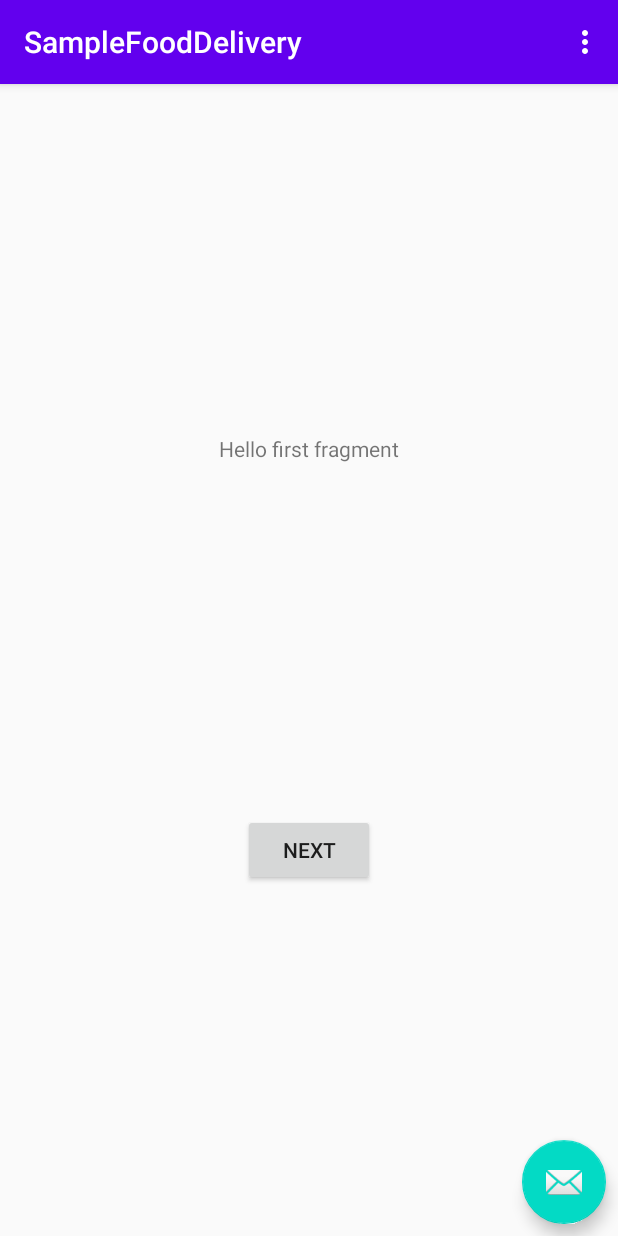
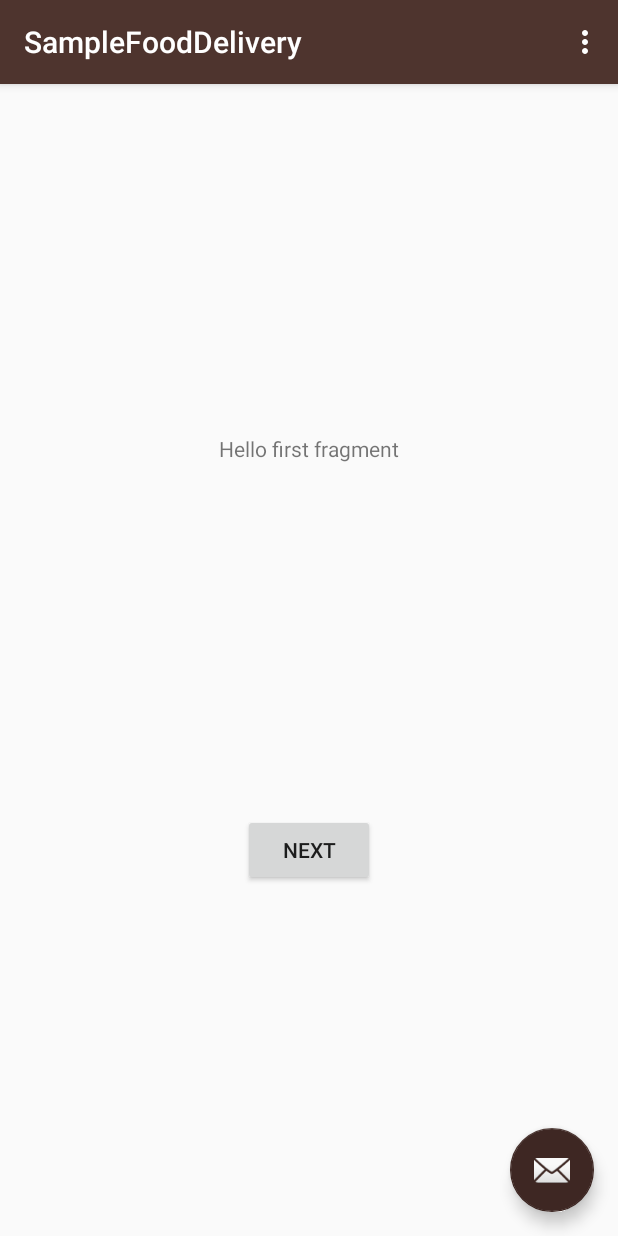
Before and after one commit to harris2512/sample_food_delivery, an Android app: the screen it shows after launch (MainActivity), on a phone screen of 412 x 824 dp. Run offline under Robolectric (Android 15) with nearby library versions, the phone set to English and light mode, and no system bars.

Commit message:
changes in color

```diff
--- a/app/src/main/res/layout/activity_home.xml
+++ b/app/src/main/res/layout/activity_home.xml
@@ -1,6 +1,5 @@
 <?xml version="1.0" encoding="utf-8"?>
 <androidx.constraintlayout.widget.ConstraintLayout xmlns:android="http://schemas.android.com/apk/res/android"
-    xmlns:app="http://schemas.android.com/apk/res-auto"
     xmlns:tools="http://schemas.android.com/tools"
     android:layout_width="match_parent"
     android:layout_height="match_parent"
--- a/app/src/main/res/layout/activity_main.xml
+++ b/app/src/main/res/layout/activity_main.xml
@@ -27,7 +27,8 @@
         android:layout_width="wrap_content"
         android:layout_height="wrap_content"
         android:layout_gravity="bottom|end"
-        android:layout_margin="@dimen/fab_margin"
+        android:layout_margin="@dimen/sizeSixteen"
+        android:contentDescription="@string/app_name"
         app:srcCompat="@android:drawable/ic_dialog_email" />
 
 </androidx.coordinatorlayout.widget.CoordinatorLayout>
--- a/app/src/main/res/layout/content_main.xml
+++ b/app/src/main/res/layout/content_main.xml
@@ -16,4 +16,6 @@
         app:layout_constraintRight_toRightOf="parent"
         app:layout_constraintTop_toTopOf="parent"
         app:navGraph="@navigation/nav_graph" />
+
+
 </androidx.constraintlayout.widget.ConstraintLayout>
--- a/app/src/main/res/layout/fragment_first.xml
+++ b/app/src/main/res/layout/fragment_first.xml
@@ -25,4 +25,6 @@
         app:layout_constraintEnd_toEndOf="parent"
         app:layout_constraintStart_toStartOf="parent"
         app:layout_constraintTop_toBottomOf="@id/textview_first" />
+
+
 </androidx.constraintlayout.widget.ConstraintLayout>
--- a/app/src/main/res/layout/fragment_second.xml
+++ b/app/src/main/res/layout/fragment_second.xml
@@ -24,4 +24,5 @@
         app:layout_constraintEnd_toEndOf="parent"
         app:layout_constraintStart_toStartOf="parent"
         app:layout_constraintTop_toBottomOf="@id/textview_second" />
+
 </androidx.constraintlayout.widget.ConstraintLayout>
--- a/app/src/main/res/values-night/themes.xml
+++ b/app/src/main/res/values-night/themes.xml
@@ -1,10 +1,21 @@
 <resources xmlns:tools="http://schemas.android.com/tools">
+
     <!-- Base application theme. -->
     <style name="Theme.SampleFoodDelivery" parent="Theme.AppCompat.Light.DarkActionBar">
         <!-- Primary brand color. -->
-        <item name="colorPrimary">@color/purple_200</item>
-        <item name="colorPrimaryDark">@color/purple_700</item>
-        <item name="colorAccent">@color/teal_200</item>
+        <item name="colorPrimary">@color/colorPrimary</item>
+        <item name="colorPrimaryDark">@color/colorPrimary</item>
+        <item name="colorAccent">@color/colorPrimaryDarkSecondary</item>
         <!-- Customize your theme here. -->
     </style>
+
+    <style name="Theme.SampleFoodDelivery.NoActionBar">
+        <item name="windowActionBar">false</item>
+        <item name="windowNoTitle">true</item>
+    </style>
+
+    <style name="Theme.SampleFoodDelivery.AppBarOverlay" parent="ThemeOverlay.AppCompat.Dark.ActionBar" />
+
+    <style name="Theme.SampleFoodDelivery.PopupOverlay" parent="ThemeOverlay.AppCompat.Light" />
+
 </resources>
--- a/app/src/main/res/values/strings.xml
+++ b/app/src/main/res/values/strings.xml
@@ -1,4 +1,6 @@
 <resources>
+
+
     <string name="app_name">SampleFoodDelivery</string>
     <string name="action_settings">Settings</string>
     <!-- Strings used for fragments for navigation -->
@@ -9,4 +11,5 @@
 
     <string name="hello_first_fragment">Hello first fragment</string>
     <string name="hello_second_fragment">Hello second fragment. Arg: %1$s</string>
+
 </resources>
--- a/app/src/main/res/values/themes.xml
+++ b/app/src/main/res/values/themes.xml
@@ -1,10 +1,11 @@
 <resources xmlns:tools="http://schemas.android.com/tools">
+
     <!-- Base application theme. -->
     <style name="Theme.SampleFoodDelivery" parent="Theme.AppCompat.Light.DarkActionBar">
         <!-- Primary brand color. -->
-        <item name="colorPrimary">@color/purple_500</item>
-        <item name="colorPrimaryDark">@color/purple_700</item>
-        <item name="colorAccent">@color/teal_200</item>
+        <item name="colorPrimary">@color/colorPrimary</item>
+        <item name="colorPrimaryDark">@color/colorPrimary</item>
+        <item name="colorAccent">@color/colorPrimaryDarkSecondary</item>
         <!-- Customize your theme here. -->
     </style>
 
@@ -16,4 +17,6 @@
     <style name="Theme.SampleFoodDelivery.AppBarOverlay" parent="ThemeOverlay.AppCompat.Dark.ActionBar" />
 
     <style name="Theme.SampleFoodDelivery.PopupOverlay" parent="ThemeOverlay.AppCompat.Light" />
+
+
 </resources>
```
Also changed, not shown: app/src/main/res/values/colors.xml (+36 -5 lines).
